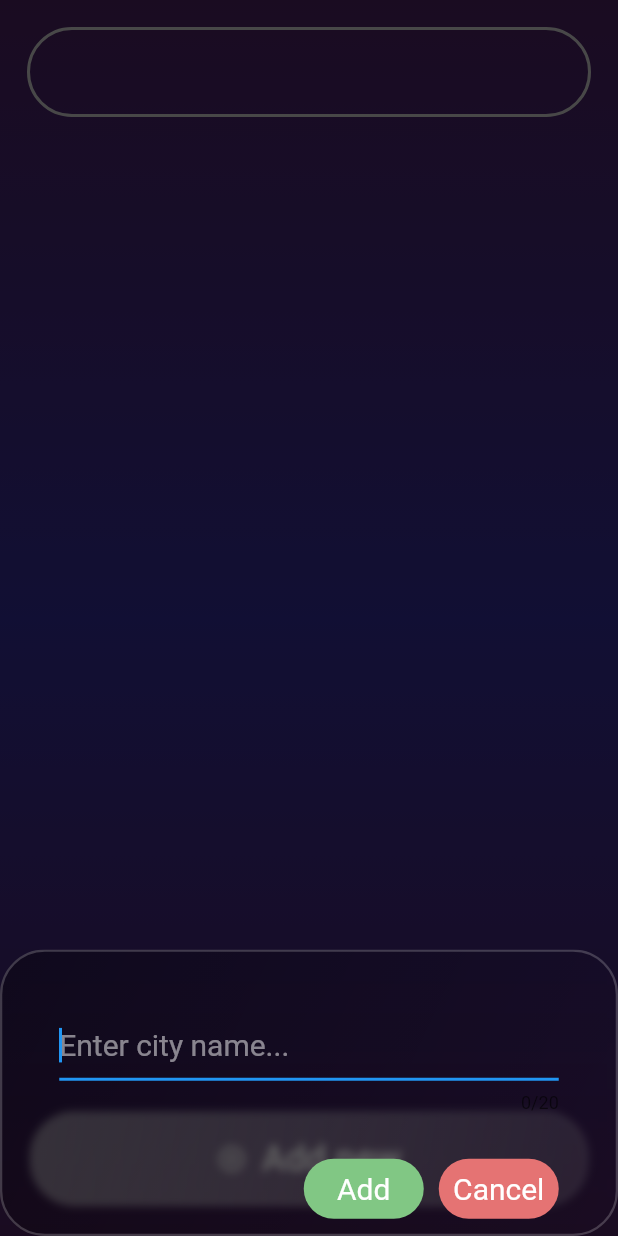
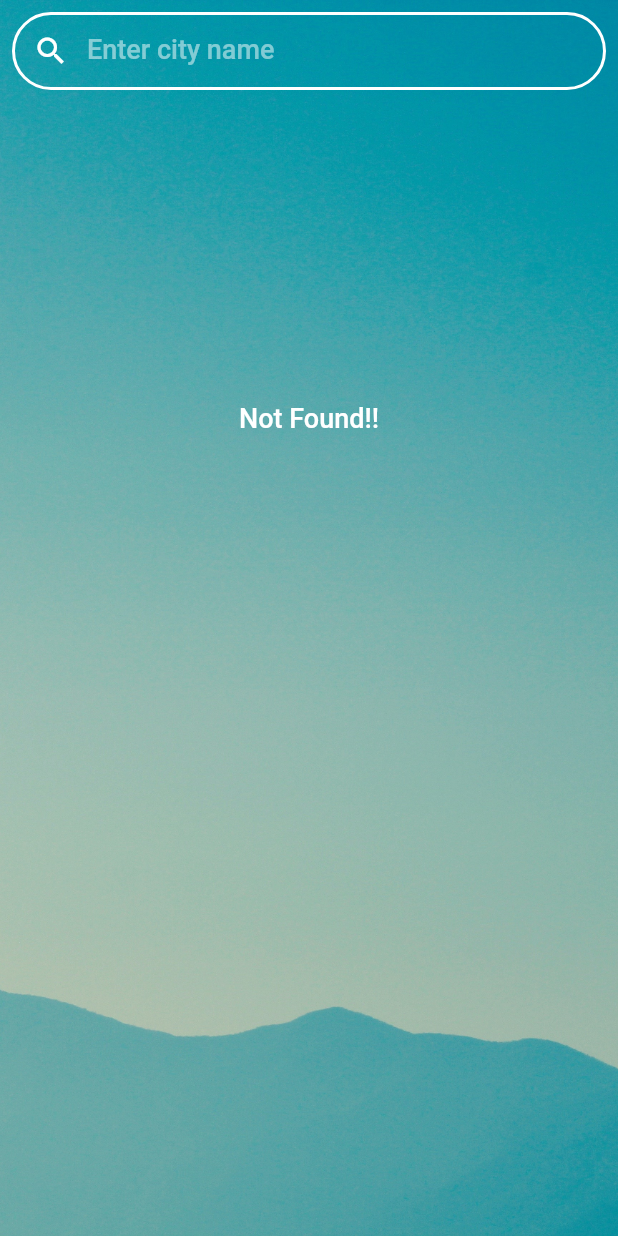
Before and after one commit to FaiyazUllah786/heyflutter_contest_weatherApp, a Flutter app: the CitiesWeatherScreen screen opened directly with empty values, after a tap on the "search" icon, after a tap on "Add new", on a phone screen of 412 x 824 dp. Run offline on Flutter 3.47's test engine with Material 2 defaults, Android fonts, the phone set to English and light mode, and no system bars; our stand-ins replace flutter_dotenv, flutter_riverpod, geocoding, geolocator, liquid_pull_to_refresh, lottie and 1 more; network calls fail; project files that could hold a hidden picture were left out.

Commit message:
add cards implemented

```diff
--- /dev/null
+++ b/lib/screen/add_weather_cards.dart
@@ -0,0 +1,153 @@
+import 'package:flutter/material.dart';
+import 'package:flutter_application_1/screen/cities_weather_screen.dart';
+import 'package:flutter_application_1/screen/weather_page.dart';
+import 'package:flutter_application_1/service/weather_service.dart';
+import 'package:flutter_application_1/widgets/glassmorphis.dart';
+import 'package:flutter_riverpod/flutter_riverpod.dart';
+import 'package:lottie/lottie.dart';
+
+class AddWeatherCards extends ConsumerStatefulWidget {
+  const AddWeatherCards({super.key});
+
+  @override
+  ConsumerState<ConsumerStatefulWidget> createState() =>
+      _AddWeatherCardsState();
+}
+
+class _AddWeatherCardsState extends ConsumerState<AddWeatherCards> {
+  List<dynamic> cities = [];
+  void searchCities(String query) async {
+    var listCities = await ref.read(weatherServiceProvider).searchCities(query);
+    setState(() {
+      cities = listCities;
+    });
+  }
+
+  @override
+  Widget build(BuildContext context) {
+    final size = MediaQuery.of(context).size;
+    return Scaffold(
+      backgroundColor: Colors.grey.shade900,
+      body: Stack(
+        children: [
+          Container(
+            height: size.height,
+            width: size.width,
+            decoration: BoxDecoration(
+              image: DecorationImage(
+                  image: AssetImage(
+                    'assets/minimal.jpg',
+                  ),
+                  fit: BoxFit.cover),
+              // gradient: LinearGradient(
+              //   begin: Alignment.topCenter,
+              //   end: Alignment.bottomCenter,
+              //   colors: [],
+              // ),
+            ),
+          ),
+          SafeArea(
+            child: Column(
+              children: [
+                Container(
+                  margin: const EdgeInsets.symmetric(
+                      horizontal: 8.0, vertical: 8.0),
+                  decoration: BoxDecoration(
+                    borderRadius: BorderRadius.circular(30),
+                    border: Border.all(width: 2, color: Colors.white),
+                  ),
+                  child: TextField(
+                    cursorColor: Colors.white,
+                    decoration: InputDecoration(
+                      hintText: 'Enter city name',
+                      hintStyle: TextStyle(
+                        fontSize: 18,
+                        fontWeight: FontWeight.w500,
+                        color: Colors.white.withOpacity(0.5),
+                      ),
+                      prefixIcon: const Icon(Icons.search, color: Colors.white),
+                      border: InputBorder.none,
+                    ),
+                    onChanged: (value) {
+                      if (value.isNotEmpty) {
+                        searchCities(value);
+                      } else {
+                        cities.clear();
+                        setState(() {});
+                      }
+                      print(cities.length);
+                    },
+                  ),
+                ),
+                (cities.isEmpty)
+                    ? Container(
+                        margin: const EdgeInsets.only(top: 200),
+                        child: const Text(
+                          'Not Found!!',
+                          style: TextStyle(
+                              fontSize: 18,
+                              color: Colors.white,
+                              fontWeight: FontWeight.w500),
+                        ))
+                    : Expanded(
+                        child: ListView.builder(
+                          itemCount: cities.length,
+                          itemBuilder: (context, index) {
+                            if (cities[index]['name'] != null &&
+                                cities[index]['countryName'] != null &&
+                                cities[index]['countryCode'] != null) {
+                              return Padding(
+                                padding: const EdgeInsets.only(
+                                    top: 8.0, left: 8.0, right: 8.0),
+                                child: InkWell(
+                                  onTap: () async {
+                                    final data = await ref
+                                        .read(weatherServiceProvider)
+                                        .getWeatherData(context,
+                                            '${cities[index]['name']},${cities[index]['countryCode']}');
+                                    if (data != null) {
+                                      Navigator.of(context)
+                                          .push(MaterialPageRoute(
+                                        builder: (context) => WeatherPage(
+                                            cityName:
+                                                '${cities[index]['name']},${cities[index]['countryCode']}'),
+                                      ));
+                                    }
+                                  },
+                                  child: GlassMorphism(
+                                    color: Colors.white,
+                                    start: 0.2,
+                                    end: 0,
+                                    child: ListTile(
+                                      title: Text(
+                                        cities[index]['name'],
+                                        style: const TextStyle(
+                                            fontSize: 18,
+                                            color: Colors.white,
+                                            fontWeight: FontWeight.bold),
+                                      ),
+                                      subtitle: Text(
+                                        cities[index]['countryName'],
+                                        style: const TextStyle(
+                                            fontSize: 14, color: Colors.white
+                                            // color: Colors.white,
+                                            // fontWeight: FontWeight.bold,
+                                            ),
+                                      ),
+                                      // title: Text('hello world'),
+                                    ),
+                                  ),
+                                ),
+                              );
+                            }
+                          },
+                        ),
+                      ),
+              ],
+            ),
+          ),
+        ],
+      ),
+    );
+  }
+}
--- a/lib/screen/cities_weather_screen.dart
+++ b/lib/screen/cities_weather_screen.dart
@@ -2,6 +2,7 @@ import 'package:flutter/material.dart';
 import 'package:flutter/services.dart';
 
 import 'package:flutter_application_1/model/weather_card_model.dart';
+import 'package:flutter_application_1/screen/add_weather_cards.dart';
 import 'package:flutter_application_1/screen/weather_page.dart';
 
 import 'package:flutter_application_1/service/weather_service.dart';
@@ -47,6 +48,8 @@ class _CitiesWeatherScreenState extends ConsumerState<CitiesWeatherScreen> {
   }
 
   bool _searchOpen = false;
+  List<WeatherCardModel> weatherList = [];
+  List<WeatherCardModel> searchList = [];
   @override
   Widget build(BuildContext context) {
     Size size = MediaQuery.of(context).size;
@@ -54,21 +57,29 @@ class _CitiesWeatherScreenState extends ConsumerState<CitiesWeatherScreen> {
       resizeToAvoidBottomInset: true,
       body: Stack(
         children: [
+          // Container(
+          //   height: size.height,
+          //   width: size.width,
+          //   decoration: const BoxDecoration(
+          //     gradient: LinearGradient(
+          //       begin: Alignment.topCenter,
+          //       end: Alignment.bottomCenter,
+          //       colors: [
+          //         Color.fromRGBO(57, 26, 73, 1),
+          //         Color.fromRGBO(48, 29, 92, 1),
+          //         Color.fromRGBO(38, 33, 113, 1),
+          //         Color.fromRGBO(48, 29, 92, 1),
+          //         Color.fromRGBO(57, 26, 73, 1),
+          //       ],
+          //     ),
+          //   ),
+          // ),
           Container(
             height: size.height,
             width: size.width,
             decoration: const BoxDecoration(
-              gradient: LinearGradient(
-                begin: Alignment.topCenter,
-                end: Alignment.bottomCenter,
-                colors: [
-                  Color.fromRGBO(57, 26, 73, 1),
-                  Color.fromRGBO(48, 29, 92, 1),
-                  Color.fromRGBO(38, 33, 113, 1),
-                  Color.fromRGBO(48, 29, 92, 1),
-                  Color.fromRGBO(57, 26, 73, 1),
-                ],
-              ),
+              image: DecorationImage(
+                  image: AssetImage('assets/minimal.jpg'), fit: BoxFit.cover),
             ),
           ),
           Container(
@@ -87,28 +98,44 @@ class _CitiesWeatherScreenState extends ConsumerState<CitiesWeatherScreen> {
                             decoration: BoxDecoration(
                               border: Border.all(
                                 width: 2,
-                                color: Colors.grey,
+                                color: Colors.white,
                               ),
                               borderRadius: BorderRadius.circular(30),
                             ),
                             child: TextField(
                               controller: _searchController,
-                              onChanged: (value) {},
-                              cursorColor: Colors.purple,
+                              onChanged: (value) {
+                                print(weatherList.length);
+                                final searchList = weatherList
+                                    .where((element) => element.cityName
+                                        .toLowerCase()
+                                        .contains(value.toLowerCase()))
+                                    .toList();
+                                setState(() {
+                                  weatherList = searchList;
+                                  print(weatherList.length);
+                                });
+                              },
+                              cursorColor: Colors.white,
                               textAlignVertical: TextAlignVertical.center,
-                              style: TextStyle(
+                              style: const TextStyle(
                                   fontSize: 18,
                                   color: Colors.white,
                                   fontWeight: FontWeight.w500),
                               maxLength: 20,
                               autofocus: true,
                               decoration: InputDecoration(
+                                hintText: 'Search....',
+                                hintStyle: TextStyle(
+                                  fontSize: 18,
+                                  color: Colors.white.withOpacity(0.7),
+                                ),
                                 counterText: '',
                                 border: InputBorder.none,
                                 suffix: InkWell(
                                   onTap: () =>
                                       setState(() => _searchOpen = false),
-                                  child: Icon(
+                                  child: const Icon(
                                     Icons.close,
                                     color: Colors.white,
                                   ),
@@ -128,6 +155,7 @@ class _CitiesWeatherScreenState extends ConsumerState<CitiesWeatherScreen> {
                                 onPressed: () {
                                   setState(() {
                                     _searchOpen = true;
+                                    searchList = weatherList;
                                   });
                                 },
                                 icon: const Icon(
@@ -151,7 +179,10 @@ class _CitiesWeatherScreenState extends ConsumerState<CitiesWeatherScreen> {
                             child: Lottie.asset('assets/error_loader.json'),
                           );
                         }
-                        List<WeatherCardModel> weatherList = snapshot.data!;
+                        _searchOpen
+                            ? weatherList = searchList
+                            : weatherList = snapshot.data!;
+
                         return Expanded(
                           child: ListView.builder(
                             physics: const BouncingScrollPhysics(),
@@ -220,7 +251,12 @@ class _CitiesWeatherScreenState extends ConsumerState<CitiesWeatherScreen> {
                   child: InkWell(
                     borderRadius: BorderRadius.circular(30),
                     onTap: () async {
-                      await addCityCard(context, ref, _textEditingController);
+                      // await addCityCard(context, ref, _textEditingController);
+                      Navigator.push(
+                          context,
+                          MaterialPageRoute(
+                            builder: (context) => AddWeatherCards(),
+                          ));
                       setState(() {});
                     },
                     child: Container(
```
Also changed, not shown: lib/screen/home_scree.dart (+33 -2 lines), lib/screen/weather_page.dart (+67 -9 lines), lib/service/weather_service.dart (+29 -2 lines), lib/utility/util.dart (+11 -4 lines), assets/loadingImage.jpg (added), assets/minimal.jpg (added).
